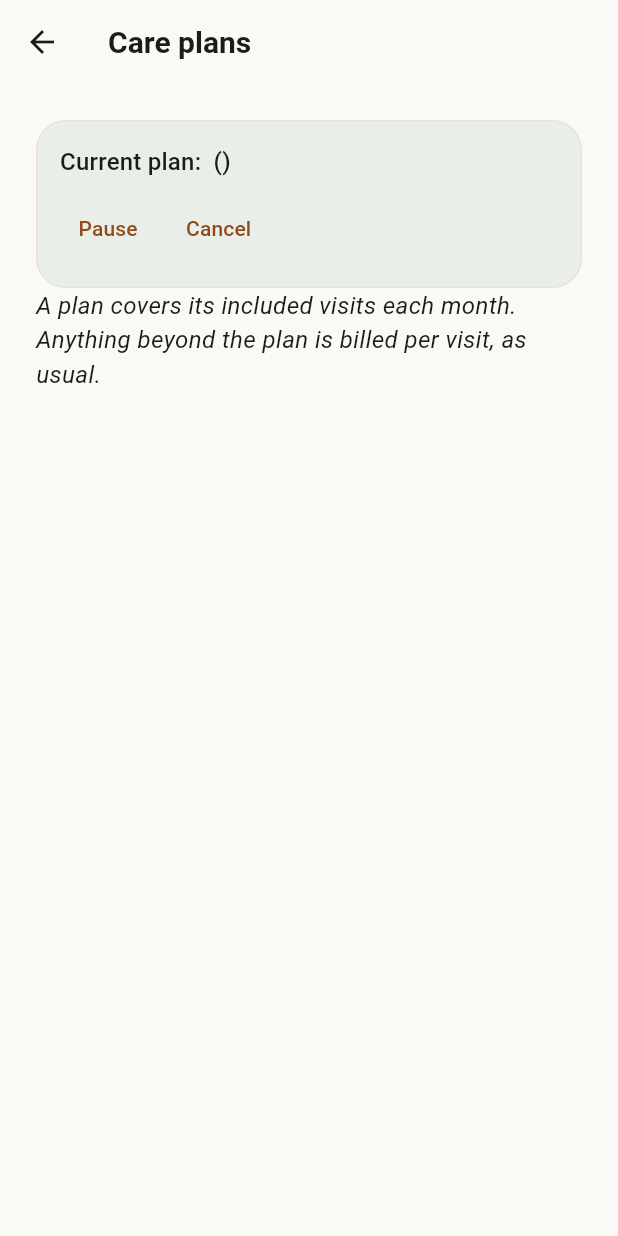
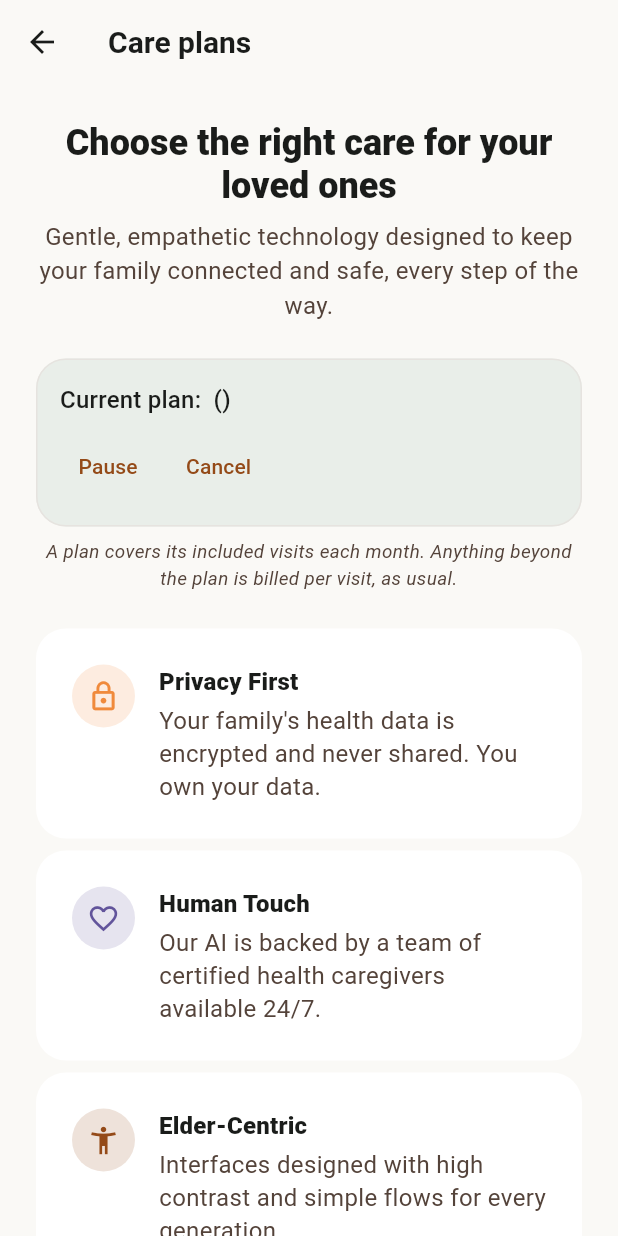
Before and after one commit to MADEMSanjanaSarvani/Elder-Care, a Flutter app: the CarePlansScreen screen opened directly with empty values, on a phone screen of 412 x 824 dp. Run offline on Flutter 3.47's test engine with Material 3 defaults, Android fonts, the phone set to English and light mode, and no system bars; our stand-ins replace file_picker, firebase_core, firebase_messaging, flutter_riverpod, geolocator, go_router and 3 more; accounts and stored records are empty; network calls fail.

Commit message:
UI match (2/n): premium plans + notification center
- Premium plans: Stitch header ("Choose the right care...") + subtitle, and
  the Privacy First / Human Touch / Elder-Centric reassurance blocks below
  the (real, data-driven) tier cards.
- Notification center: colored left-border cards grouped by category tint
  (emergency red / health peach / family lavender), icon chip, title, time,
  and an unread dot — matching the designed notification list.

Co-Authored-By: Claude Opus 4.8 <noreply@anthropic.com>
Claude-Session: https://claude.ai/code/session_01S5DTGMKeQG9VnPQnqENAW4

```diff
--- a/apps/family_elder_app/lib/features/care_plans/presentation/care_plans_screen.dart
+++ b/apps/family_elder_app/lib/features/care_plans/presentation/care_plans_screen.dart
@@ -47,6 +47,20 @@ class CarePlansScreen extends ConsumerWidget {
             data: (plans) => ListView(
               padding: const EdgeInsets.all(SetuSpacing.lg),
               children: [
+                Text('Choose the right care for your loved ones',
+                    textAlign: TextAlign.center,
+                    style: Theme.of(context)
+                        .textTheme
+                        .headlineSmall
+                        ?.copyWith(fontWeight: FontWeight.w800, height: 1.2)),
+                const SizedBox(height: SetuSpacing.sm),
+                const Text(
+                  'Gentle, empathetic technology designed to keep your family '
+                  'connected and safe, every step of the way.',
+                  textAlign: TextAlign.center,
+                  style: TextStyle(color: SetuColors.mutedLight, height: 1.45),
+                ),
+                const SizedBox(height: SetuSpacing.lg),
                 subAsync.when(
                   data: (sub) => sub == null
                       ? const SizedBox.shrink()
@@ -54,19 +68,42 @@ class CarePlansScreen extends ConsumerWidget {
                   loading: () => const SizedBox.shrink(),
                   error: (e, s) => const SizedBox.shrink(),
                 ),
-                const Padding(
-                  padding: EdgeInsets.only(bottom: SetuSpacing.sm),
-                  child: Text(
-                    'A plan covers its included visits each month. Anything beyond the plan is billed per visit, as usual.',
-                    style: TextStyle(fontStyle: FontStyle.italic),
-                  ),
-                ),
                 for (final plan in plans)
                   _PlanCard(
                     elderId: elderId,
                     plan: plan,
                     hasActiveSub: subAsync.asData?.value != null,
                   ),
+                const Padding(
+                  padding: EdgeInsets.symmetric(vertical: SetuSpacing.sm),
+                  child: Text(
+                    'A plan covers its included visits each month. Anything beyond the plan is billed per visit, as usual.',
+                    textAlign: TextAlign.center,
+                    style: TextStyle(
+                        color: SetuColors.mutedLight,
+                        fontStyle: FontStyle.italic,
+                        fontSize: 12.5),
+                  ),
+                ),
+                const SizedBox(height: SetuSpacing.md),
+                const _TrustBlock(
+                    icon: Icons.lock_outline,
+                    tint: SetuColors.peachLight,
+                    title: 'Privacy First',
+                    body:
+                        'Your family\'s health data is encrypted and never shared. You own your data.'),
+                const _TrustBlock(
+                    icon: Icons.favorite_outline,
+                    tint: SetuColors.lavenderLight,
+                    title: 'Human Touch',
+                    body:
+                        'Our AI is backed by a team of certified health caregivers available 24/7.'),
+                const _TrustBlock(
+                    icon: Icons.accessibility_new_outlined,
+                    tint: SetuColors.accentLight,
+                    title: 'Elder-Centric',
+                    body:
+                        'Interfaces designed with high contrast and simple flows for every generation.'),
               ],
             ),
             loading: () => const SetuLoading(),
@@ -75,6 +112,61 @@ class CarePlansScreen extends ConsumerWidget {
         },
         loading: () => const SetuLoading(),
         error: (err, stack) => const SetuErrorState(),
+      ),
+    );
+  }
+}
+
+/// A reassurance block below the plans (Privacy First / Human Touch /
+/// Elder-Centric), matching the Stitch premium-plans page.
+class _TrustBlock extends StatelessWidget {
+  const _TrustBlock({
+    required this.icon,
+    required this.tint,
+    required this.title,
+    required this.body,
+  });
+  final IconData icon;
+  final Color tint;
+  final String title;
+  final String body;
+
+  @override
+  Widget build(BuildContext context) {
+    return Container(
+      margin: const EdgeInsets.only(bottom: SetuSpacing.sm),
+      padding: const EdgeInsets.all(SetuSpacing.lg),
+      decoration: BoxDecoration(
+        color: SetuColors.paperRaisedLight,
+        borderRadius: BorderRadius.circular(20),
+      ),
+      child: Row(
+        crossAxisAlignment: CrossAxisAlignment.start,
+        children: [
+          Container(
+            padding: const EdgeInsets.all(10),
+            decoration: BoxDecoration(
+                color: tint.withValues(alpha: 0.16), shape: BoxShape.circle),
+            child: Icon(icon, color: tint, size: 22),
+          ),
+          const SizedBox(width: SetuSpacing.md),
+          Expanded(
+            child: Column(
+              crossAxisAlignment: CrossAxisAlignment.start,
+              children: [
+                Text(title,
+                    style: Theme.of(context)
+                        .textTheme
+                        .titleMedium
+                        ?.copyWith(fontWeight: FontWeight.w800)),
+                const SizedBox(height: 2),
+                Text(body,
+                    style: const TextStyle(
+                        color: SetuColors.mutedLight, height: 1.4)),
+              ],
+            ),
+          ),
+        ],
       ),
     );
   }
```
Also changed, not shown: apps/family_elder_app/lib/features/notifications/presentation/notification_inbox_screen.dart (+66 -19 lines).
